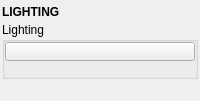
Qt form tentacle/ui/lighting.ui (m3trik/tentacle) before a commit.
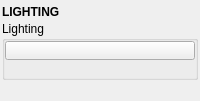
The same form after that commit. Custom widgets are drawn as their Qt base class.

```diff
--- a/tentacle/ui/lighting.ui
+++ b/tentacle/ui/lighting.ui
@@ -55,7 +55,7 @@
         <property name="minimumSize">
          <size>
           <width>0</width>
-          <height>20</height>
+          <height>19</height>
          </size>
         </property>
         <property name="font">
@@ -145,13 +145,13 @@
         <property name="minimumSize">
          <size>
           <width>0</width>
-          <height>20</height>
+          <height>19</height>
          </size>
         </property>
         <property name="maximumSize">
          <size>
           <width>16777215</width>
-          <height>20</height>
+          <height>19</height>
          </size>
         </property>
        </widget>
```
